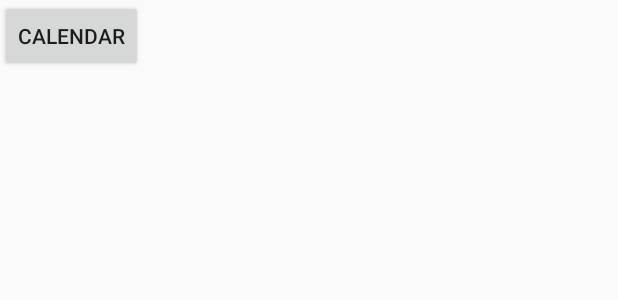
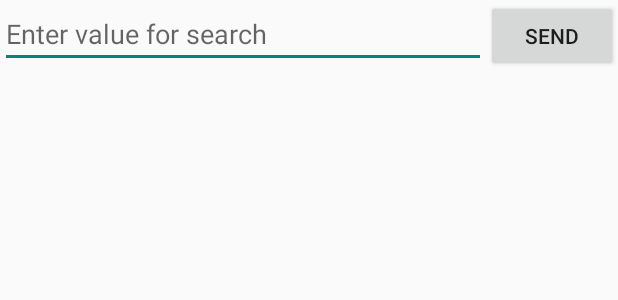
Before and after one commit to kpk5679/firstandroidbatch, an Android app: the layout activity_main.xml on its own in the app's theme, with its tools: preview values and no code run, on a phone screen of 412 x 824 dp. Shown: the top 300 px of the screen. Run offline under Robolectric (Android 15) with nearby library versions, the phone set to English and light mode, and no system bars.

Commit message:
Reverted back to the google working page.
https://developer.android.com/training/basics/firstapp/starting-activity.html

Committed for Praveen Karkala Kini

```diff
--- a/app/src/main/res/layout/activity_main.xml
+++ b/app/src/main/res/layout/activity_main.xml
@@ -4,6 +4,11 @@
     android:orientation="horizontal"
     android:layout_width="match_parent"
     android:layout_height="match_parent">
+    <EditText android:id="@+id/edit_message"
+        android:layout_weight="2"
+        android:layout_width="0dp"
+        android:layout_height="wrap_content"
+        android:hint="@string/edit_message" />
     <Button
         android:layout_width="wrap_content"
         android:layout_height="wrap_content"
--- a/app/src/main/res/values/strings.xml
+++ b/app/src/main/res/values/strings.xml
@@ -1,7 +1,8 @@
 <?xml version="1.0" encoding="utf-8"?>
 <resources>
-    <string name="app_name">Test App</string>
-    <string name="button_send">Calendar</string>
+    <string name="app_name">My First App</string>
+    <string name="edit_message">Enter value for search</string>
+    <string name="button_send">Send</string>
     <string name="title_activity_display_message">DisplayMessageActivity</string>
 
     <string name="hello_world">Hello world!</string>
```
Also changed, not shown: app/src/main/java/firstandroidbatch/app/com/firstandroidbatch/MainActivity.java (+1 -9 lines).
